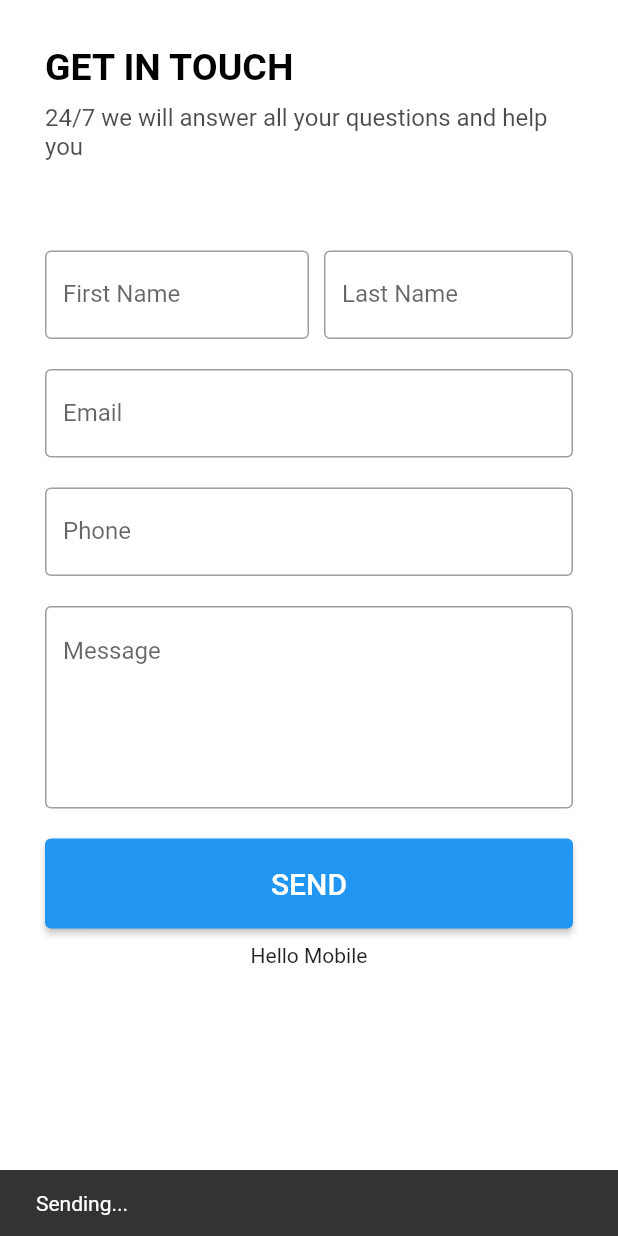
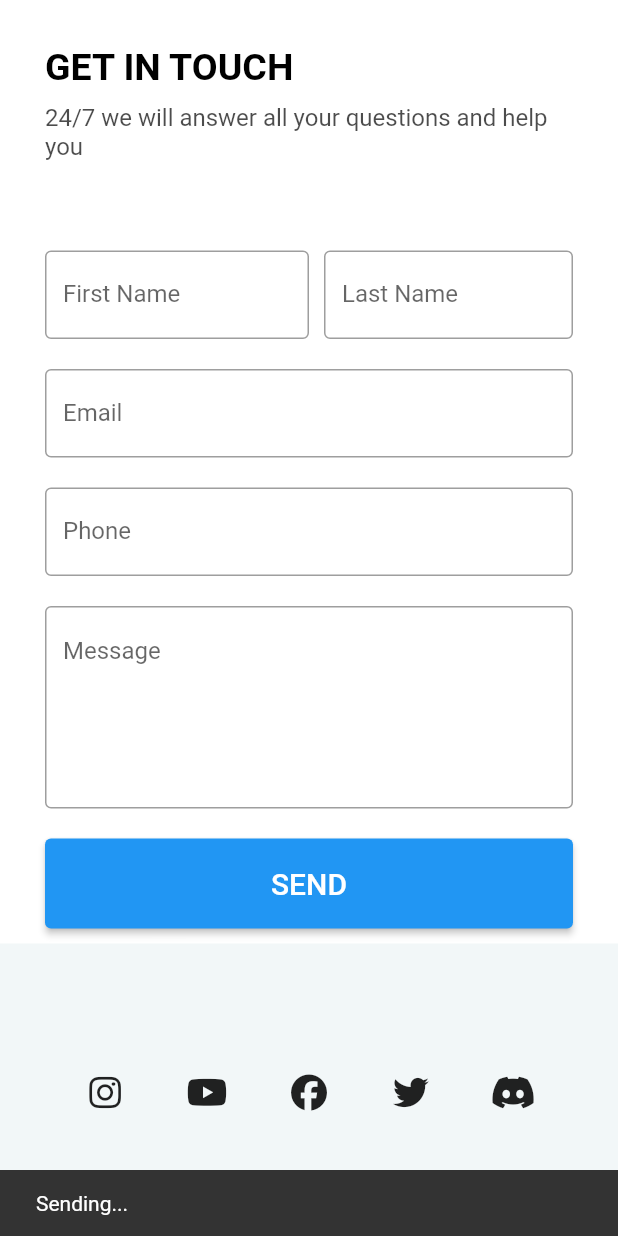
Before and after one commit to prasenjeet-symon/cvworld, a Flutter app: the ContactUsPageDesktop screen opened directly, after a tap on "SEND", on a phone screen of 412 x 824 dp. Run offline on Flutter 3.47's test engine with Material 2 defaults, Android fonts, the light colour scheme and no system bars; our stand-ins replace auto_route, flutter_secure_storage, flutter_svg, fluttertoast, font_awesome_flutter, google_sign_in and 2 more; missing offline and left inert: flutter_file_downloader; accounts and stored records are empty; network calls fail.

Commit message:
made homepage responsive

```diff
--- a/packages/client/flutter_client/lib/client/pages/home-page/components/footer.dart
+++ b/packages/client/flutter_client/lib/client/pages/home-page/components/footer.dart
@@ -1,4 +1,5 @@
 import 'package:flutter/material.dart';
+import 'package:flutter_client/client/utils.dart';
 import 'package:font_awesome_flutter/font_awesome_flutter.dart';
 
 class FooterSection extends StatelessWidget {
@@ -7,7 +8,7 @@ class FooterSection extends StatelessWidget {
   @override
   Widget build(BuildContext context) {
     return LayoutBuilder(builder: (BuildContext context, BoxConstraints constraints) {
-      if (constraints.maxWidth < 600) {
+      if (constraints.maxWidth < Constants.breakPoint) {
         return const FooterSectionMobile();
       } else {
         return const FooterSectionDesktop();
@@ -21,7 +22,21 @@ class FooterSectionMobile extends StatelessWidget {
 
   @override
   Widget build(BuildContext context) {
-    return Text('Hello Mobile');
+    return Container(
+      width: double.infinity,
+      color: const Color(0xFFF2F7F8),
+      padding: const EdgeInsets.fromLTRB(10, 50, 10, 50),
+      child: const Column(
+        mainAxisSize: MainAxisSize.min,
+        mainAxisAlignment: MainAxisAlignment.center,
+        crossAxisAlignment: CrossAxisAlignment.center,
+        children: [
+          FooterSocialLinks(),
+          FooterQuickLinks(),
+          FooterAllRightReserved(),
+        ],
+      ),
+    );
   }
 }
 
@@ -34,77 +49,89 @@ class FooterSectionDesktop extends StatelessWidget {
       width: double.infinity,
       color: const Color(0xFFF2F7F8),
       padding: const EdgeInsets.fromLTRB(150, 50, 150, 50),
-      child: Column(
+      child: const Column(
         mainAxisSize: MainAxisSize.min,
         mainAxisAlignment: MainAxisAlignment.center,
         crossAxisAlignment: CrossAxisAlignment.center,
         children: [
-          Container(
-            margin: const EdgeInsets.all(25),
-            child: Row(
-              crossAxisAlignment: CrossAxisAlignment.center,
-              mainAxisAlignment: MainAxisAlignment.center,
-              mainAxisSize: MainAxisSize.min,
-              children: [
-                Container(
-                  margin: const EdgeInsets.fromLTRB(10, 0, 10, 0),
-                  child: IconButton(
-                    icon: const FaIcon(FontAwesomeIcons.instagram),
-                    onPressed: () {},
-                  ),
-                ),
-                Container(
-                  margin: const EdgeInsets.fromLTRB(10, 0, 10, 0),
-                  child: IconButton(
-                    icon: const FaIcon(FontAwesomeIcons.youtube),
-                    onPressed: () {},
-                  ),
-                ),
-                Container(
-                  margin: const EdgeInsets.fromLTRB(10, 0, 10, 0),
-                  child: IconButton(
-                    icon: const FaIcon(FontAwesomeIcons.facebook),
-                    onPressed: () {},
-                  ),
-                ),
-                Container(
-                  margin: const EdgeInsets.fromLTRB(10, 0, 10, 0),
-                  child: IconButton(
-                    icon: const FaIcon(FontAwesomeIcons.twitter),
-                    onPressed: () {},
-                  ),
-                ),
-                Container(
-                  margin: const EdgeInsets.fromLTRB(10, 0, 10, 0),
-                  child: IconButton(
-                    icon: const FaIcon(FontAwesomeIcons.discord),
-                    onPressed: () {},
-                  ),
-                ),
-              ],
-            ),
-          ),
-          Container(
-            margin: const EdgeInsets.all(25),
-            child: Row(
-              mainAxisSize: MainAxisSize.min,
-              mainAxisAlignment: MainAxisAlignment.center,
-              crossAxisAlignment: CrossAxisAlignment.center,
-              children: [
-                Container(margin: const EdgeInsets.fromLTRB(10, 0, 10, 0), child: const Text('Contact Us')),
-                Container(margin: const EdgeInsets.fromLTRB(10, 0, 10, 0), child: const Text('Our Services')),
-                Container(margin: const EdgeInsets.fromLTRB(10, 0, 10, 0), child: const Text('Privacy Policy')),
-                Container(margin: const EdgeInsets.fromLTRB(10, 0, 10, 0), child: const Text('Terms & Condition')),
-                Container(margin: const EdgeInsets.fromLTRB(10, 0, 10, 0), child: const Text('Career')),
-              ],
-            ),
-          ),
-          Container(
-            margin: const EdgeInsets.all(25),
-            child: const Text('Cvworld copyright © 2023 - All rights reserved'),
-          )
+          FooterSocialLinks(),
+          FooterQuickLinks(),
+          FooterAllRightReserved(),
         ],
       ),
     );
   }
 }
+
+class FooterSocialLinks extends StatelessWidget {
+  const FooterSocialLinks({Key? key});
+
+  @override
+  Widget build(BuildContext context) {
+    return Container(
+      margin: const EdgeInsets.all(25),
+      child: Wrap(
+        alignment: WrapAlignment.center,
+        spacing: 20, // Adjust the spacing as needed
+        runSpacing: 10, // Adjust the run spacing as needed
+        children: [
+          IconButton(
+            icon: FaIcon(FontAwesomeIcons.instagram),
+            onPressed: () {},
+          ),
+          IconButton(
+            icon: FaIcon(FontAwesomeIcons.youtube),
+            onPressed: () {},
+          ),
+          IconButton(
+            icon: FaIcon(FontAwesomeIcons.facebook),
+            onPressed: () {},
+          ),
+          IconButton(
+            icon: FaIcon(FontAwesomeIcons.twitter),
+            onPressed: () {},
+          ),
+          IconButton(
+            icon: FaIcon(FontAwesomeIcons.discord),
+            onPressed: () {},
+          ),
+        ],
+      ),
+    );
+  }
+}
+
+class FooterAllRightReserved extends StatelessWidget {
+  const FooterAllRightReserved({super.key});
+
+  @override
+  Widget build(BuildContext context) {
+    return Container(
+      margin: const EdgeInsets.all(25),
+      child: const Text('CV-World copyright © 2023 - All rights reserved'),
+    );
+  }
+}
+
+class FooterQuickLinks extends StatelessWidget {
+  const FooterQuickLinks({Key? key});
+
+  @override
+  Widget build(BuildContext context) {
+    return Container(
+      margin: const EdgeInsets.all(25),
+      child: const Wrap(
+        alignment: WrapAlignment.center,
+        spacing: 20, // Adjust the spacing as needed
+        runSpacing: 10, // Adjust the run spacing as needed
+        children: [
+          Text('Contact Us'),
+          Text('Our Services'),
+          Text('Privacy Policy'),
+          Text('Terms & Condition'),
+          Text('Career'),
+        ],
+      ),
+    );
+  }
+}
```
Also changed, not shown: packages/client/flutter_client/lib/client/pages/home-page/components/header.dart (+136 -94 lines), packages/client/flutter_client/lib/client/pages/home-page/components/hero_section.dart (+38 -49 lines), packages/client/flutter_client/lib/client/pages/home-page/components/section_1.dart (+64 -32 lines), packages/client/flutter_client/lib/client/pages/home-page/components/section_2.dart (+71 -31 lines), packages/client/flutter_client/lib/client/pages/home-page/home-page.dart (+15 -15 lines).
